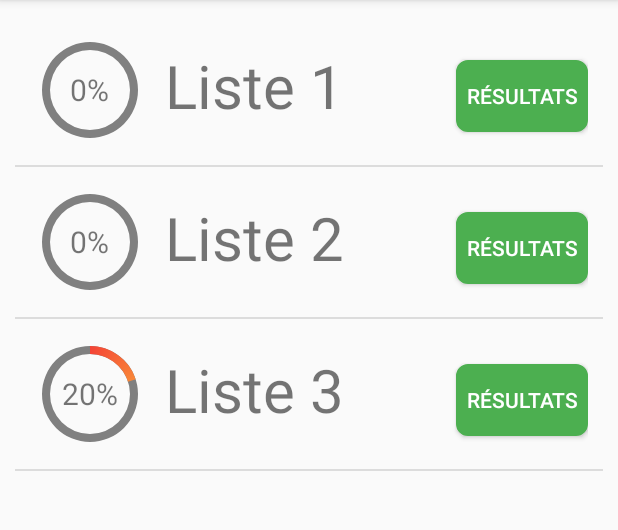
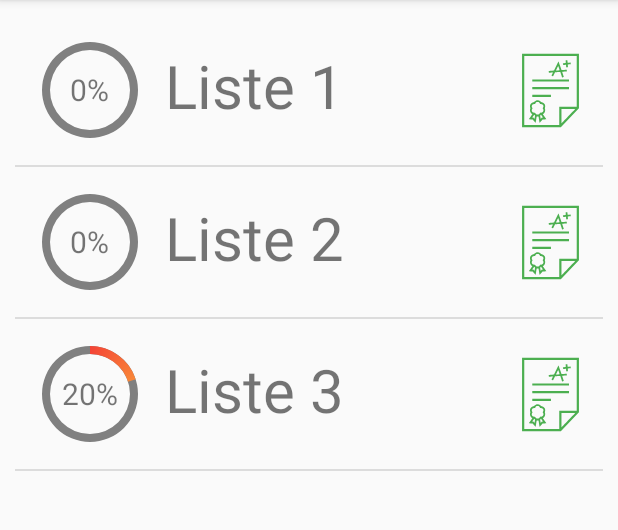
Before and after one commit to fmotot/Devinet, an Android app: the WordListChoiceActivity screen opened directly, with no data from a screen before it, on a phone screen of 412 x 824 dp, the part 84-614 px from its top. Run offline under Robolectric (Android 15) with nearby library versions, the phone set to English and light mode, and no system bars; our stand-ins replace Room's generated code.

Commit message:
Modification de l'icone pour les résultats

```diff
--- a/app/src/main/java/fr/eni/devinet/activity/adapter/WordListAdapter.java
+++ b/app/src/main/java/fr/eni/devinet/activity/adapter/WordListAdapter.java
@@ -7,6 +7,7 @@ import android.view.View;
 import android.view.ViewGroup;
 import android.widget.ArrayAdapter;
 import android.widget.Button;
+import android.widget.ImageView;
 import android.widget.ProgressBar;
 import android.widget.TextView;
 import android.widget.Toast;
@@ -56,7 +57,7 @@ public class WordListAdapter extends ArrayAdapter<WordListWithProgress> {
         name.append(" ").append(wordListWithProgress.getWordList().getName());
         tvName.setText(Utils.capitalize(name));
 
-        Button btnResults = line.findViewById(R.id.btn_results);
+        ImageView btnResults = line.findViewById(R.id.btn_results);
         btnResults.setOnClickListener(new View.OnClickListener() {
             @Override
             public void onClick(View view) {
--- a/app/src/main/res/layout/style_word_list_list.xml
+++ b/app/src/main/res/layout/style_word_list_list.xml
@@ -50,7 +50,7 @@
             />
     </FrameLayout>
 
-    <Button
+    <ImageView
         android:id="@+id/btn_results"
         android:layout_width="wrap_content"
         android:layout_height="wrap_content"
@@ -58,11 +58,9 @@
         app:layout_constraintRight_toRightOf="parent"
         app:layout_constraintTop_toTopOf="parent"
 
-        android:focusable="false"
-        android:layout_marginTop="20dp"
-        android:text="@string/results"
-        android:textColor="@color/white"
-        android:background="@drawable/button_shape"
-        android:backgroundTint="@color/green"
+        android:src="@drawable/ic_result"
+        android:tint="@color/green"
+        android:clickable="true"
+        android:layout_marginTop="15dp"
         />
 </androidx.constraintlayout.widget.ConstraintLayout>
```
Also changed, not shown: app/src/main/res/drawable/ic_result_selector.xml (deleted, +0 -12 lines).
